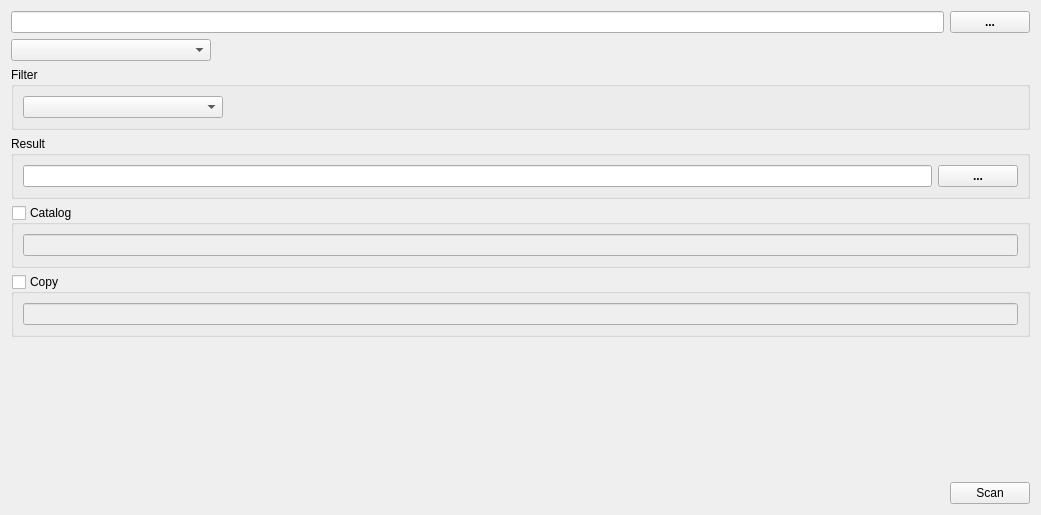
This is xscansortwidget.ui in horsicq/XScanEngine as Qt 5 draws it before an edit. The edited form follows.
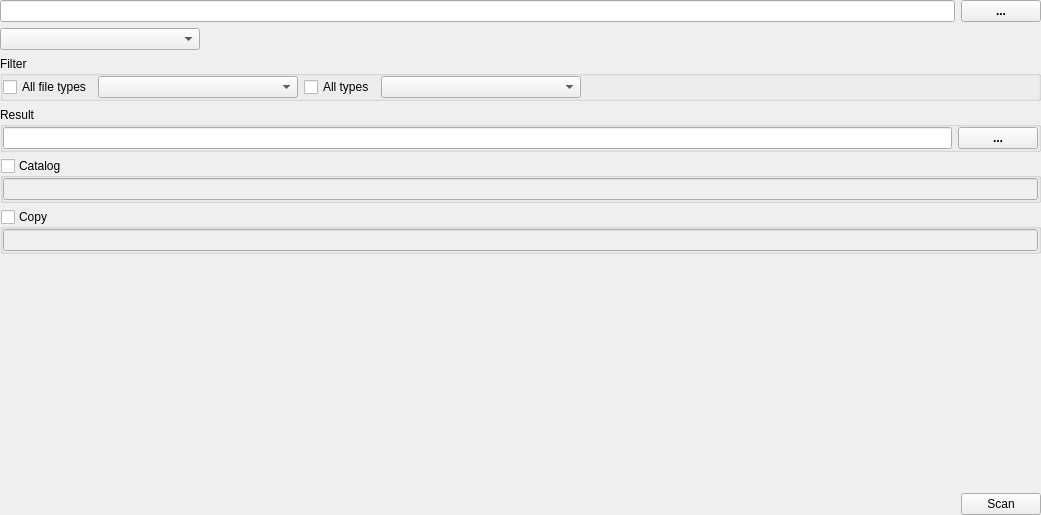
This is the edited form.

Commit message: feat(ui): add margin properties and filter controls to xscansortwidget

What changed in the file:
```diff
--- a/xscansortwidget.ui
+++ b/xscansortwidget.ui
@@ -14,6 +14,18 @@
    <string>Form</string>
   </property>
   <layout class="QVBoxLayout" name="verticalLayout">
+   <property name="leftMargin">
+    <number>0</number>
+   </property>
+   <property name="topMargin">
+    <number>0</number>
+   </property>
+   <property name="rightMargin">
+    <number>0</number>
+   </property>
+   <property name="bottomMargin">
+    <number>0</number>
+   </property>
    <item>
     <layout class="QHBoxLayout" name="horizontalLayout">
      <item>
@@ -66,6 +78,25 @@
       <string>Filter</string>
      </property>
      <layout class="QHBoxLayout" name="horizontalLayout_6">
+      <property name="leftMargin">
+       <number>0</number>
+      </property>
+      <property name="topMargin">
+       <number>0</number>
+      </property>
+      <property name="rightMargin">
+       <number>0</number>
+      </property>
+      <property name="bottomMargin">
+       <number>0</number>
+      </property>
+      <item>
+       <widget class="QCheckBox" name="checkBoxAllFileTypes">
+        <property name="text">
+         <string>All file types</string>
+        </property>
+       </widget>
+      </item>
       <item>
        <widget class="QComboBox" name="comboBoxFileType">
         <property name="minimumSize">
@@ -76,6 +107,23 @@
         </property>
        </widget>
       </item>
+      <item>
+       <widget class="QCheckBox" name="checkBoxAllTypes">
+        <property name="text">
+         <string>All types</string>
+        </property>
+       </widget>
+      </item>
+      <item>
+       <widget class="QComboBox" name="comboBoxType">
+        <property name="minimumSize">
+         <size>
+          <width>200</width>
+          <height>0</height>
+         </size>
+        </property>
+       </widget>
+      </item>
       <item>
        <spacer name="horizontalSpacer_3">
         <property name="orientation">
@@ -101,6 +149,18 @@
       <string>Result</string>
      </property>
      <layout class="QHBoxLayout" name="horizontalLayout_5">
+      <property name="leftMargin">
+       <number>0</number>
+      </property>
+      <property name="topMargin">
+       <number>0</number>
+      </property>
+      <property name="rightMargin">
+       <number>0</number>
+      </property>
+      <property name="bottomMargin">
+       <number>0</number>
+      </property>
       <item>
        <widget class="QLineEdit" name="lineEditResult"/>
       </item>
@@ -131,6 +191,18 @@
       <bool>false</bool>
      </property>
      <layout class="QVBoxLayout" name="verticalLayout_2">
+      <property name="leftMargin">
+       <number>0</number>
+      </property>
+      <property name="topMargin">
+       <number>0</number>
+      </property>
+      <property name="rightMargin">
+       <number>0</number>
+      </property>
+      <property name="bottomMargin">
+       <number>0</number>
+      </property>
       <item>
        <widget class="QLineEdit" name="lineEditCatalogFormat"/>
       </item>
@@ -149,6 +221,18 @@
       <bool>false</bool>
      </property>
      <layout class="QVBoxLayout" name="verticalLayout_3">
+      <property name="leftMargin">
+       <number>0</number>
+      </property>
+      <property name="topMargin">
+       <number>0</number>
+      </property>
+      <property name="rightMargin">
+       <number>0</number>
+      </property>
+      <property name="bottomMargin">
+       <number>0</number>
+      </property>
       <item>
        <widget class="QLineEdit" name="lineEditCopyFormat"/>
       </item>
```
